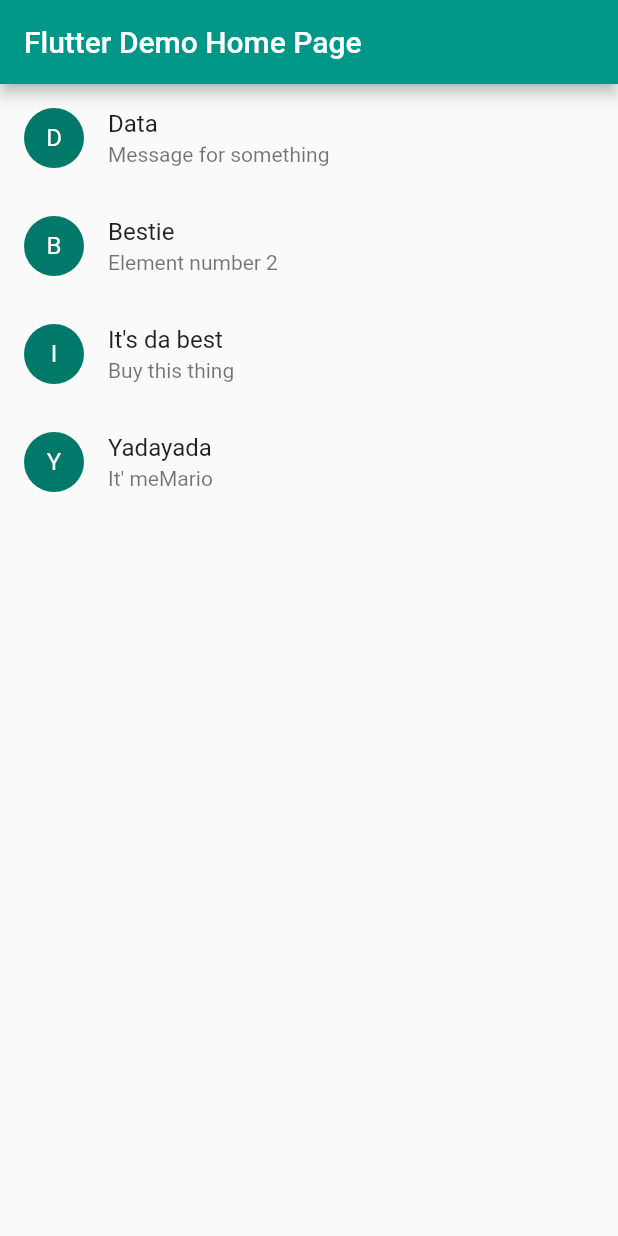
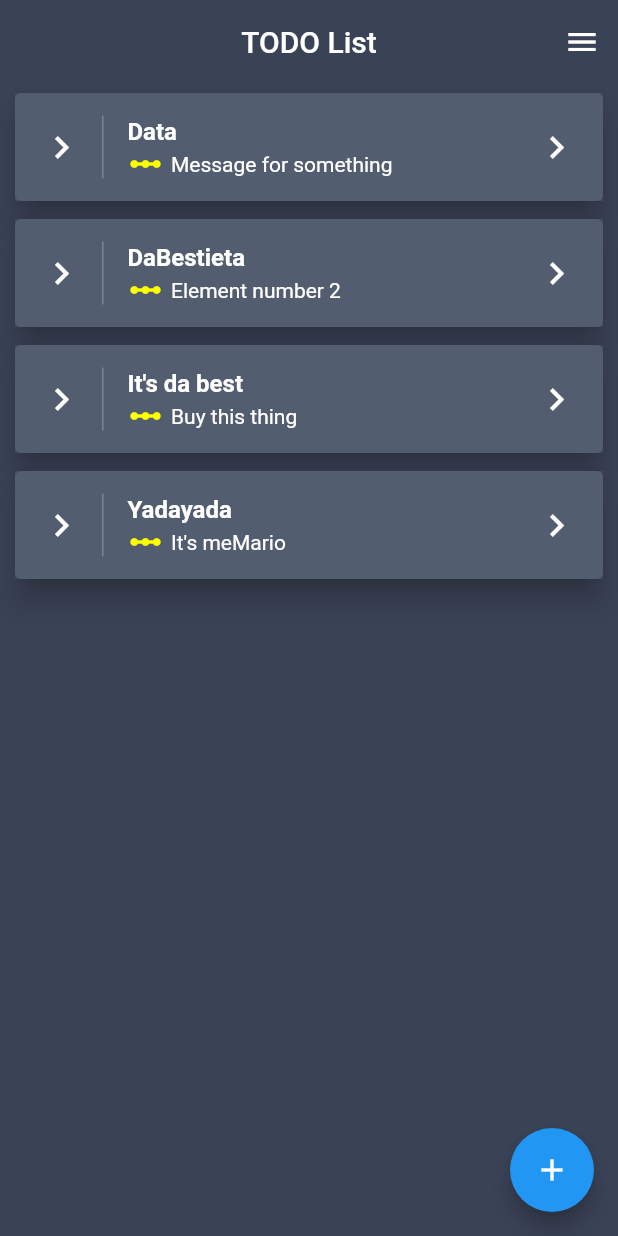
Before and after one commit to JonathanGiovanny/FlutterBaseFirebase, a Flutter app: the screen it shows after launch, on a phone screen of 412 x 824 dp. Run offline on Flutter 3.47's test engine with Material 2 defaults, Android fonts, the phone set to English and light mode, and no system bars; our stand-ins replace flutter_redux, redux.

Commit message:
[Initial] Set up initial state and connect store with list component

```diff
--- a/lib/MyApp.dart
+++ b/lib/MyApp.dart
@@ -1,15 +1,28 @@
-import 'package:crud_test/com/flutter/component/ListElementsComponent.dart';
+import 'package:crud_test/com/flutter/component/components.dart';
+import 'package:crud_test/com/flutter/model/models.dart';
+import 'package:crud_test/com/flutter/reducer/AppReducers.dart';
 import 'package:flutter/material.dart';
+import 'package:flutter_redux/flutter_redux.dart';
+import 'package:redux/redux.dart';
 
 class MyApp extends StatelessWidget {
+  final Store<AppState> createStore = Store<AppState>(
+    appStateReducers,
+    initialState: AppState.initialState(),
+  );
+
   @override
   Widget build(BuildContext context) {
-    return MaterialApp(
-      title: 'Flutter Demo',
-      theme: ThemeData(
-        primarySwatch: Colors.teal,
+    return StoreProvider(
+      store: createStore,
+      child: MaterialApp(
+        title: 'MyApp Demo',
+        theme: ThemeData(
+          primaryColor: Color.fromRGBO(58, 66, 86, 1.0),
+        ),
+        home: HomeComponent(),
+        routes: {'/create-element': (context) => CreateElementComponent()},
       ),
-      home: ListElementsComponent(title: 'Flutter Demo Home Page'),
     );
   }
 }
--- /dev/null
+++ b/lib/com/flutter/component/Home/HomeComponent.dart
@@ -0,0 +1,32 @@
+import 'package:crud_test/com/flutter/component/Home/ListComponent.dart';
+import 'package:flutter/material.dart';
+
+class HomeComponent extends StatelessWidget {
+  /// This method is rerun every time setState is called
+  @override
+  Widget build(BuildContext context) {
+    return Scaffold(
+      backgroundColor: Color.fromRGBO(58, 66, 86, 1.0),
+      appBar: appBar,
+      body: ListComponent(),
+      floatingActionButton: FloatingActionButton(
+          child: Icon(Icons.add),
+          onPressed: () {
+            Navigator.pushNamed(context, '/create-element');
+          }),
+    );
+  }
+
+  final appBar = AppBar(
+    centerTitle: true,
+    title: Text('TODO List'),
+    elevation: 0.1,
+    backgroundColor: Color.fromRGBO(58, 66, 86, 1.0),
+    actions: <Widget>[
+      IconButton(
+        icon: Icon(Icons.menu),
+        onPressed: () {},
+      )
+    ],
+  );
+}
--- /dev/null
+++ b/lib/com/flutter/component/Home/ListComponent.dart
@@ -0,0 +1,63 @@
+import 'package:crud_test/com/flutter/model/models.dart';
+import 'package:flutter/material.dart';
+import 'package:redux/redux.dart';
+import 'package:flutter_redux/flutter_redux.dart';
+
+class ListComponent extends StatelessWidget {
+  @override
+  Widget build(BuildContext context) {
+    return StoreConnector(
+      converter: (Store<AppState> store) => store.state.items,
+      builder: (BuildContext context, List<Item> items) {
+        return ListView.builder(
+            itemCount: items.length,
+            itemBuilder: (context, index) {
+              return buildRow(items[index]);
+            });
+      },
+    );
+  }
+
+  buildRow(Item item) {
+    final listTileElement = ListTile(
+      leading: buildLeading(),
+      title: Text(
+        item.name,
+        style: TextStyle(color: Colors.white, fontWeight: FontWeight.bold),
+      ),
+      subtitle: Row(
+        children: <Widget>[
+          Container(
+            padding: EdgeInsets.only(right: 5),
+            child: Icon(Icons.linear_scale, color: Colors.yellowAccent),
+          ),
+          Text(item.description, style: TextStyle(color: Colors.white))
+        ],
+      ),
+      trailing: buildTrailing(),
+    );
+
+    return Card(
+      elevation: 8,
+      margin: EdgeInsets.symmetric(horizontal: 10.0, vertical: 6.0),
+      child: Container(
+        decoration: BoxDecoration(color: Color.fromRGBO(64, 75, 96, .9)),
+        child: listTileElement,
+      ),
+    );
+  }
+
+  buildLeading() {
+    return Container(
+      padding: EdgeInsets.only(top: 6.0, right: 12.0, bottom: 6.0),
+      decoration: new BoxDecoration(
+          border: new Border(
+              right: new BorderSide(width: 1.0, color: Colors.white24))),
+      child: Icon(Icons.keyboard_arrow_right, color: Colors.white, size: 30.0),
+    );
+  }
+
+  buildTrailing() {
+    return Icon(Icons.keyboard_arrow_right, color: Colors.white, size: 30.0);
+  }
+}
--- a/lib/com/flutter/component/ListElementsComponent.dart
+++ /dev/null
@@ -1,34 +0,0 @@
-import 'package:flutter/material.dart';
-
-class ListElementsComponent extends StatelessWidget {
-  final String title;
-  final elements = const [
-    {'title': 'Data', 'description': 'Message for something'},
-    {'title': 'Bestie', 'description': 'Element number 2'},
-    {'title': 'It\'s da best', 'description': 'Buy this thing'},
-    {'title': 'Yadayada', 'description': 'It\' meMario'},
-  ];
-
-  ListElementsComponent({Key key, this.title}) : super(key: key);
-
-  /// This method is rerun every time setState is called
-  @override
-  Widget build(BuildContext context) {
-    return Scaffold(
-      appBar: AppBar(
-        title: Text(this.title),
-      ),
-      body: ListView.builder(
-          itemCount: elements.length,
-          itemBuilder: (context, index) {
-            var element = elements[index];
-            return ListTile(
-              leading:
-                  CircleAvatar(child: Text(element['title'].substring(0, 1))),
-              title: Text(element['title']),
-              subtitle: Text(element['description']),
-            );
-          }),
-    );
-  }
-}
--- /dev/null
+++ b/lib/com/flutter/component/components.dart
@@ -0,0 +1,2 @@
+export 'Home/HomeComponent.dart';
+export 'Create/CreateElementComponent.dart';
--- /dev/null
+++ b/lib/com/flutter/model/AppState.dart
@@ -0,0 +1,25 @@
+import 'package:crud_test/com/flutter/model/Item.dart';
+import 'package:meta/meta.dart';
+
+@immutable
+class AppState {
+  final List<Item> items;
+
+  AppState({
+    @required this.items,
+  });
+
+  //AppState.initialState() : items = List.unmodifiable([]);
+  AppState.initialState()
+      : items = [
+          Item(name: 'Data', description: 'Message for something'),
+          Item(name: 'DaBestieta', description: 'Element number 2'),
+          Item(name: 'It\'s da best', description: 'Buy this thing'),
+          Item(name: 'Yadayada', description: 'It\'s meMario'),
+        ];
+
+  @override
+  String toString() {
+    return 'AppState: {items: $items}';
+  }
+}
--- a/lib/com/flutter/model/Item.dart
+++ b/lib/com/flutter/model/Item.dart
@@ -1,6 +1,9 @@
+import 'package:flutter/widgets.dart';
+
 class Item {
-  var id;
-  var name;
+  int id;
+  String name;
+  String description;
 
-  Item(this.id, this.name);
+  Item({this.id, @required this.name, @required this.description});
 }
--- /dev/null
+++ b/lib/com/flutter/model/models.dart
@@ -0,0 +1,2 @@
+export 'AppState.dart';
+export 'Item.dart';
--- /dev/null
+++ b/lib/com/flutter/reducer/ItemReducer.dart
@@ -0,0 +1,18 @@
+import 'package:crud_test/com/flutter/action/CartActions.dart';
+import 'package:crud_test/com/flutter/model/Item.dart';
+import 'package:redux/redux.dart';
+
+final Reducer<List<Item>> itemsReducer = combineReducers<List<Item>>([
+  TypedReducer(addItem),
+  TypedReducer(toggleItemState),
+]);
+
+List<Item> addItem(List<Item> itemState, AddItemAction action) {
+  return List.from(itemState)..add(action.item);
+}
+
+List<Item> toggleItemState(List<Item> itemState, ToggleItemStateAction action) {
+  return itemState
+      .map((item) => item.id == action.item.id ? action.item : item)
+      .toList();
+}
--- a/lib/main.dart
+++ b/lib/main.dart
@@ -1,8 +1,6 @@
-import 'package:crud_test/com/flutter/state/AppState.dart';
 import 'MyApp.dart';
 import 'package:flutter/material.dart';
 
 void main() {
-  final store = Store<AppState>();
   runApp(MyApp());
 }
--- a/pubspec.yaml
+++ b/pubspec.yaml
@@ -1,11 +1,6 @@
 name: crud_test
 description: A new Flutter project.
 
-# The following defines the version and build number for your application.
-# A version number is three numbers separated by dots, like 1.2.43
-# followed by an optional build number separated by a +.
-# Both the version and the builder number may be overridden in flutter
-# build by specifying --build-name and --build-number, respectively.
 # In Android, build-name is used as versionName while build-number used as versionCode.
 # Read more about Android versioning at https://developer.android.com/studio/publish/versioning
 # In iOS, build-name is used as CFBundleShortVersionString while build-number used as CFBundleVersion.
```
Also changed, not shown: lib/com/flutter/component/Create/CreateElementComponent.dart (added, +33 -0 lines), lib/com/flutter/reducer/AppReducers.dart (+4 -12 lines), lib/com/flutter/reducer/CartReducers.dart (deleted, +0 -12 lines), lib/com/flutter/state/AppState.dart (deleted, +0 -9 lines).
